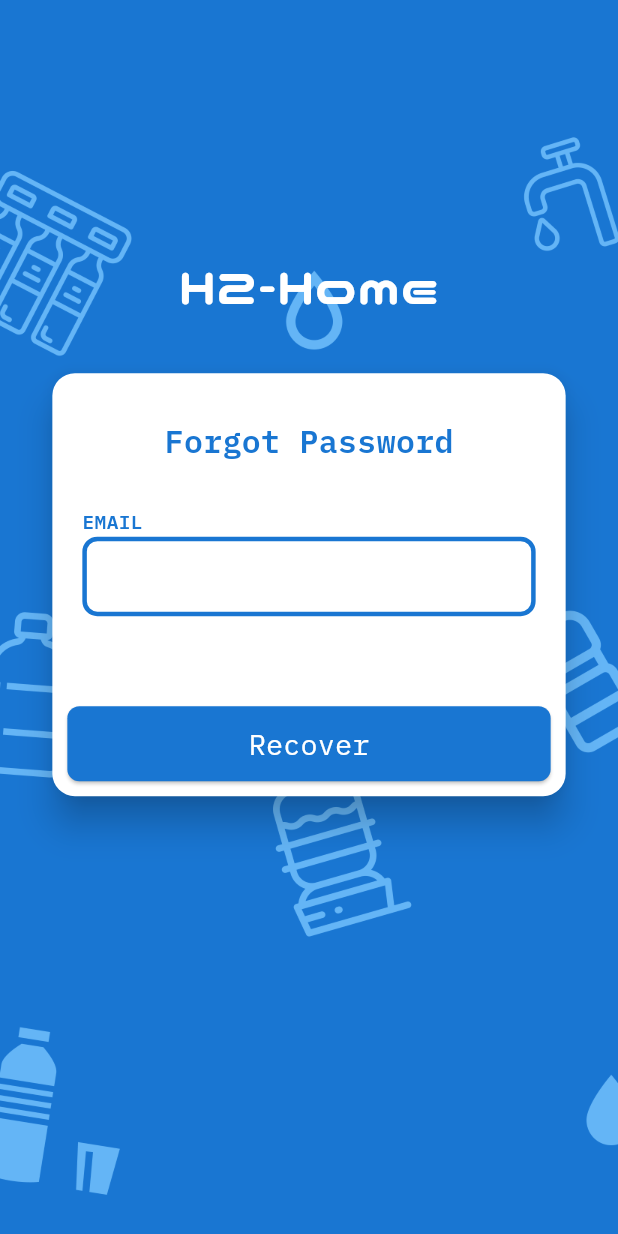
After one commit to Mr-G254/H2home-mobile-app, a Flutter app: the Login screen opened directly, after a tap on "forgot password?", on a phone screen of 412 x 824 dp. The commit adds this screen. Run offline on Flutter 3.47's test engine with Material 3 defaults, Android fonts, the phone set to English and light mode, and no system bars; our stand-ins replace loading_animation_widget.

Commit message:
Working on the login and verification page

```diff
--- a/h2home/lib/Components/Components.dart
+++ b/h2home/lib/Components/Components.dart
@@ -18,7 +18,7 @@ class Input extends StatelessWidget{
             label,
             textAlign: TextAlign.left,
             style: const TextStyle(
-              fontSize: 20,
+              fontSize: 13,
               fontWeight: FontWeight.bold,
               fontFamily: 'IBM Plex Mono',
               color: Color(0xff1976D2)
@@ -33,24 +33,25 @@ class Input extends StatelessWidget{
             textInputAction: TextInputAction.next,
             cursorColor: const Color(0xff64B5F6),
             style: const TextStyle(
-                fontSize: 20,
-                fontWeight: FontWeight.bold,
-                fontFamily: 'IBM Plex Mono',
-                color: Color(0xff64B5F6)
+              height: 1.4,
+              fontSize: 15,
+              fontWeight: FontWeight.bold,
+              fontFamily: 'IBM Plex Mono',
+              color: Color(0xff64B5F6)
             ),
             decoration: InputDecoration(
               focusedBorder: OutlineInputBorder(
                 borderRadius: BorderRadius.circular(10),
                 borderSide: const BorderSide(
                   color: Color(0xff1976D2),
-                  width: 4
+                  width: 3
                 )
               ),
               enabledBorder: OutlineInputBorder(
                 borderRadius: BorderRadius.circular(10),
                 borderSide: const BorderSide(
                   color: Color(0xff1976D2),
-                  width: 4
+                  width: 3
                 )
               ),
             ),
--- /dev/null
+++ b/h2home/lib/Login/ForgotPassword.dart
@@ -0,0 +1,124 @@
+import 'package:flutter/material.dart';
+import 'package:h2home/Components/Components.dart';
+
+class ForgotPassword extends StatefulWidget{
+  const ForgotPassword({super.key});
+
+  @override
+  State<ForgotPassword> createState() => _ForgotPasswordState();
+}
+
+class _ForgotPasswordState extends State<ForgotPassword>{
+  final email = TextEditingController();
+
+  @override
+  Widget build(BuildContext context){
+    final window = Column(
+      crossAxisAlignment: CrossAxisAlignment.center,
+      mainAxisSize: MainAxisSize.min,
+      children: [
+        SafeArea(
+          child: Container(
+            width: double.infinity,
+            padding: const EdgeInsets.only(bottom: 30),
+            child: const Text(
+              "H2-Home",
+              textAlign: TextAlign.center,
+              style: TextStyle(
+                  fontSize: 35,
+                  fontFamily: 'Nico Moji',
+                  color: Colors.white
+              ),
+            ),
+          ),
+        ),
+        Container(
+          width: double.infinity,
+          padding: EdgeInsets.zero,
+          child: Card(
+              elevation: 10,
+            color: Colors.white,
+            shape: RoundedRectangleBorder(
+                borderRadius: BorderRadius.circular(15)
+            ),
+            child: SingleChildScrollView(
+              child: Column(
+                mainAxisSize: MainAxisSize.min,
+                mainAxisAlignment: MainAxisAlignment.spaceBetween,
+                children: [
+                  Container(
+                    padding: const EdgeInsets.only(top: 30,bottom: 10),
+                    child: const Text(
+                      "Forgot Password",
+                      style: TextStyle(
+                          fontFamily: "IBM Plex Mono",
+                          fontWeight: FontWeight.bold,
+                          fontSize: 21,
+                          color: Color(0xff1976D2)
+                      ),
+                    ),
+                  ),
+                  Input(label: 'EMAIL', controller: email, inputType: TextInputType.emailAddress),
+                  const SizedBox(height: 20,),
+                  Container(
+                    width: double.infinity,
+                    height: 90,
+                    padding: const EdgeInsets.only(top: 30,bottom: 10,right: 10,left: 10),
+                    child: ElevatedButton(
+                      style: ElevatedButton.styleFrom(
+                          shape: RoundedRectangleBorder(borderRadius: BorderRadius.circular(8)),
+                          backgroundColor: const Color(0xff1976D2)
+                      ),
+                      onPressed: () {  },
+                      child: const Text(
+                        "Recover",
+                        style: TextStyle(
+                            fontFamily: "IBM Plex Mono",
+                            fontWeight: FontWeight.normal,
+                            fontSize: 19,
+                            color: Colors.white
+                        ),
+                      ),
+                    ),
+                  ),
+                ],
+              ),
+            )
+          ),
+        )
+      ],
+    );
+
+    return Container(
+        padding: const EdgeInsets.all(0),
+        child: Stack(
+          children: [
+            Container(
+              decoration: const BoxDecoration(
+                image: DecorationImage(
+                    image: AssetImage('Icons/bg.png'),
+                    fit: BoxFit.cover
+                ),
+              ),
+            ),
+            Container(
+              alignment: Alignment.center,
+              padding: const EdgeInsets.all(0),
+              child: Scaffold(
+                  backgroundColor: Colors.transparent,
+                  body: Container(
+                    alignment: Alignment.center,
+                    width: double.infinity,
+                    child: FractionallySizedBox(
+                      heightFactor: 0.6,
+                      widthFactor: 0.85,
+                      child: window,
+                    ),
+                  )
+              ),
+            )
+          ],
+        )
+    );
+  }
+}
--- a/h2home/lib/Login/Login.dart
+++ b/h2home/lib/Login/Login.dart
@@ -1,5 +1,6 @@
 import 'package:flutter/material.dart';
 import 'package:h2home/Components/Components.dart';
+import 'package:h2home/Login/ForgotPassword.dart';
 import 'package:h2home/Login/SignUp.dart';
 
 class Login extends StatefulWidget{
@@ -16,9 +17,10 @@ class _LoginState extends State<Login>{
   @override
   Widget build(BuildContext context){
     final window = Card(
+      elevation: 10,
       color: Colors.white,
       shape: RoundedRectangleBorder(
-          borderRadius: BorderRadius.circular(15)
+          borderRadius: BorderRadius.circular(10)
       ),
       child: SingleChildScrollView(
         child: Column(
@@ -32,7 +34,7 @@ class _LoginState extends State<Login>{
                 style: TextStyle(
                     fontFamily: "IBM Plex Mono",
                     fontWeight: FontWeight.bold,
-                    fontSize: 30,
+                    fontSize: 21,
                     color: Color(0xff1976D2)
                 ),
               ),
@@ -42,20 +44,25 @@ class _LoginState extends State<Login>{
             Container(
                 width: double.infinity,
                 padding: const EdgeInsets.only(right: 20),
+                child: GestureDetector(
                   child: const Text(
                     'forgot password?',
                     textAlign: TextAlign.right,
                     style: TextStyle(
                         fontFamily: "IBM Plex Mono",
-                      fontSize: 15,
+                        fontSize: 14,
                         fontWeight: FontWeight.bold,
                         color: Color(0xff1976D2)
                     ),
+                  ),
+                  onTap: (){
+                    Navigator.push(context, MaterialPageRoute(builder: (context) => const ForgotPassword()));
+                  },
                 )
             ),
             Container(
               width: double.infinity,
-              height: 105,
+              height: 90,
               padding: const EdgeInsets.only(top: 30,bottom: 10,right: 10,left: 10),
               child: ElevatedButton(
                 style: ElevatedButton.styleFrom(
@@ -68,7 +75,7 @@ class _LoginState extends State<Login>{
                   style: TextStyle(
                       fontFamily: "IBM Plex Mono",
                       fontWeight: FontWeight.normal,
-                      fontSize: 25,
+                      fontSize: 19,
                       color: Colors.white
                   ),
                 ),
@@ -82,7 +89,7 @@ class _LoginState extends State<Login>{
                     text: "Don't have an account? ",
                     style: TextStyle(
                         fontFamily: "IBM Plex Mono",
-                        fontSize: 15,
+                        fontSize: 14,
                         fontWeight: FontWeight.normal,
                         color: Color(0xff1976D2)
                     ),
@@ -91,7 +98,7 @@ class _LoginState extends State<Login>{
                         text: "Sign up",
                         style: TextStyle(
                             fontFamily: "IBM Plex Mono",
-                            fontSize: 15,
+                            fontSize: 14,
                             fontWeight: FontWeight.bold,
                             color: Color(0xff1976D2)
                         ),
@@ -126,7 +133,7 @@ class _LoginState extends State<Login>{
             backgroundColor: Colors.transparent,
             body: Center(
               child: FractionallySizedBox(
-                widthFactor: 0.9,
+                widthFactor: 0.85,
                 heightFactor: 0.5,
                 child: window,
               )
--- a/h2home/pubspec.yaml
+++ b/h2home/pubspec.yaml
@@ -35,6 +35,7 @@ dependencies:
   # The following adds the Cupertino Icons font to your application.
   # Use with the CupertinoIcons class for iOS style icons.
   cupertino_icons: ^1.0.6
+  loading_animation_widget: ^1.3.0
 
 dev_dependencies:
   flutter_test:
@@ -65,6 +66,7 @@ flutter:
     - Icons/imageC.png
     - Icons/imageD.png
     - Icons/bg.png
+    - Icons/Check.png
 
   fonts:
     - family: Nico Moji
```
Also changed, not shown: h2home/lib/Login/SignUp.dart (+11 -7 lines), h2home/lib/Login/Verification.dart (added, +130 -0 lines), h2home/lib/Login/VerificationComplete.dart (added, +76 -0 lines), h2home/Icons/Check.png (added), h2home/Icons/bg.png, h2home/pubspec.lock. Lines whose indentation alone changed are shown as unchanged.
